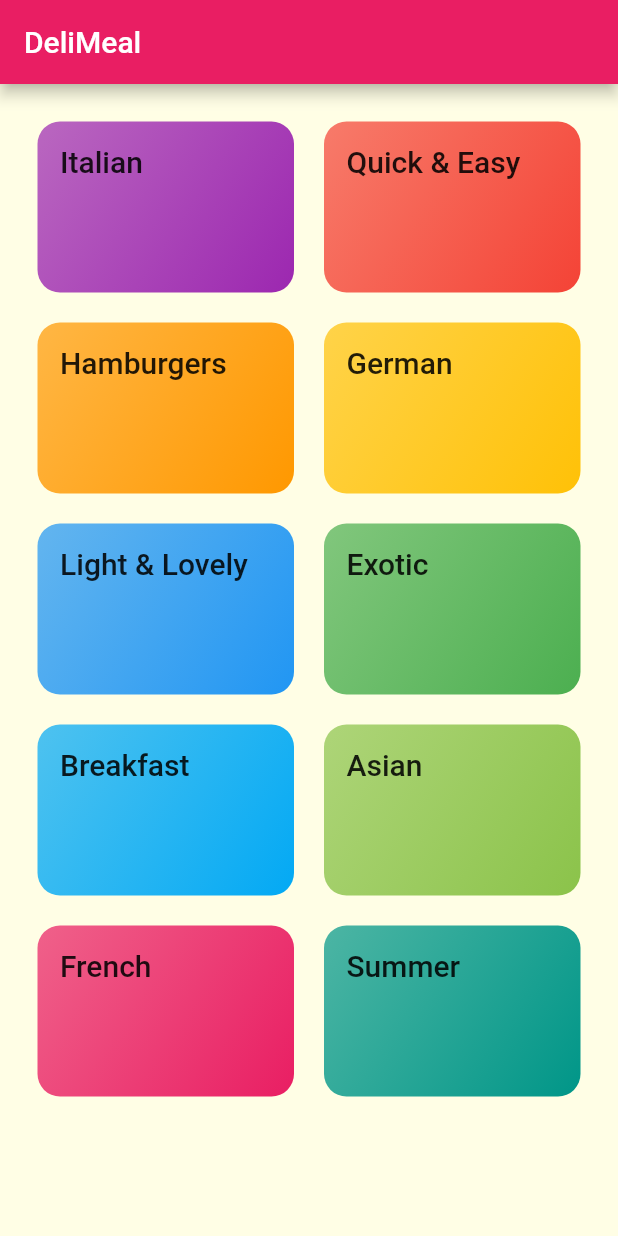
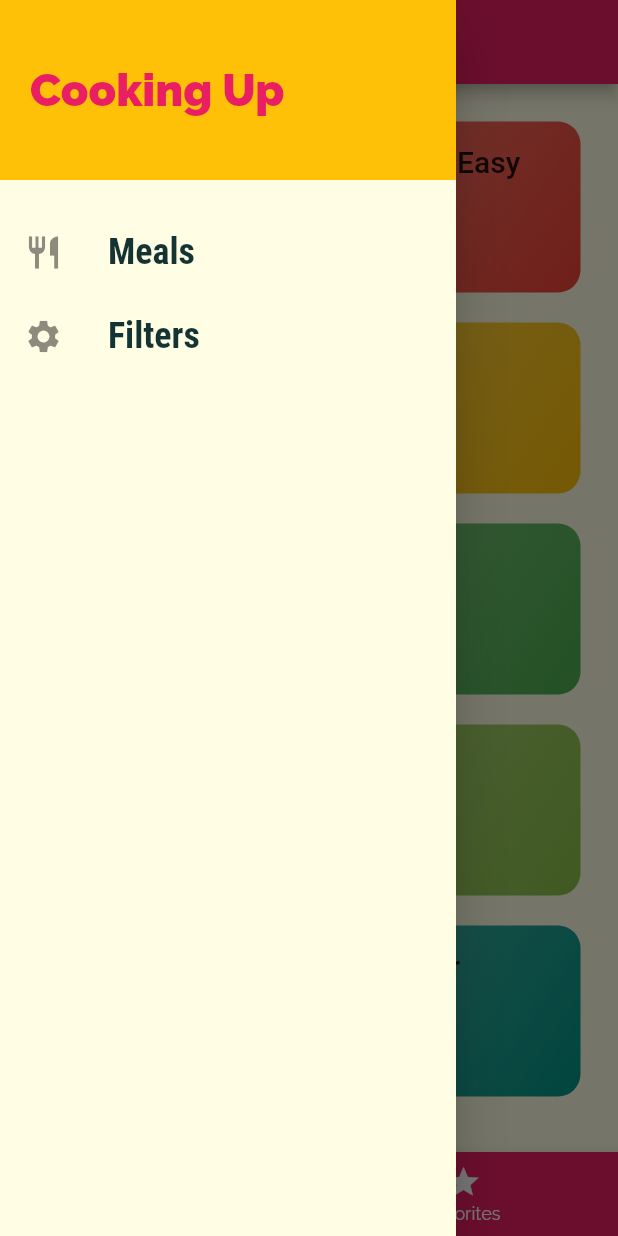
Before and after one commit to Tidbit0519/flutter-MealApp, a Flutter app: the screen it shows after launch, with the side drawer open (before the commit the screen has no drawer), on a phone screen of 412 x 824 dp. Run offline on Flutter 3.47's test engine with Material 2 defaults, Android fonts, the phone set to English and light mode, and no system bars.

Commit message:
Added tab navigation and side menu drawer

```diff
--- a/lib/main.dart
+++ b/lib/main.dart
@@ -1,8 +1,10 @@
 import 'package:flutter/material.dart';
+import 'package:meals_app/screen/filters_screen.dart';
 import 'package:meals_app/screen/meal_detail_screen.dart';
+import 'package:meals_app/screen/tabs_screen.dart';
 import './screen/category_meals_screen.dart';
 import './screen/categories_screen.dart';
-import './screen/meal_detail_screen.dart';
+import './screen/filters_screen.dart';
 
 void main() => runApp(MyApp());
 
@@ -31,9 +33,10 @@ class MyApp extends StatelessWidget {
       ),
       initialRoute: '/',
       routes: {
-        '/': (ctx) => CategoriesScreen(),
+        '/': (ctx) => TabsScreen(),
         CategoryMealsScreen.routeName: (ctx) => CategoryMealsScreen(),
         MealDetailScreen.routeName: (ctx) => MealDetailScreen(),
+        FiltersScreen.routeName:(ctx) => FiltersScreen(),
       },
       onGenerateRoute: (settings) {
         print(settings.arguments);
--- a/lib/screen/categories_screen.dart
+++ b/lib/screen/categories_screen.dart
@@ -5,11 +5,7 @@ import '../widgets/category_item.dart';
 class CategoriesScreen extends StatelessWidget {
   @override
   Widget build(BuildContext context) {
-    return Scaffold(
-      appBar: AppBar(
-        title: const Text('DeliMeal'),
-      ),
-      body: GridView(
+    return GridView(
       padding: const EdgeInsets.all(25),
       children: DUMMY_CATEGORIES
           .map((catData) => CategoryItem(
@@ -24,7 +20,6 @@ class CategoriesScreen extends StatelessWidget {
         crossAxisSpacing: 20,
         mainAxisSpacing: 20,
       ),
-      ),
     );
   }
 }
--- /dev/null
+++ b/lib/screen/favorites_screen.dart
@@ -0,0 +1,8 @@
+import 'package:flutter/material.dart';
+
+class FavoritesScreen extends StatelessWidget {
+  @override
+  Widget build(BuildContext context) {
+    return Text("The Favorites Meal");
+  }
+}
--- /dev/null
+++ b/lib/screen/filters_screen.dart
@@ -0,0 +1,10 @@
+import 'package:flutter/material.dart';
+
+class FiltersScreen extends StatelessWidget {
+  static const routeName = '/filters';
+
+  @override
+  Widget build(BuildContext context) {
+    return Center(child: Text('Filters!'),);
+  }
+}
--- a/lib/screen/tabs_screen.dart
+++ b/lib/screen/tabs_screen.dart
@@ -1,4 +1,7 @@
 import 'package:flutter/material.dart';
+import '../widgets/main_drawer.dart';
+import './favorites_screen.dart';
+import './categories_screen.dart';
 
 class TabsScreen extends StatefulWidget {
   const TabsScreen({Key key}) : super(key: key);
@@ -8,29 +11,52 @@ class TabsScreen extends StatefulWidget {
 }
 
 class _MyWidgetState extends State<TabsScreen> {
+  final List<Map<String, Object>> _pages = [
+    {
+      'page': CategoriesScreen(),
+      'title': 'Categories',
+    },
+    {
+      'page': FavoritesScreen(),
+      'title': 'Favorites',
+    }
+  ];
+
+  int _selectedPageIndex = 0;
+
+  void _selectPage(int index) {
+    setState(() {
+      _selectedPageIndex = index;
+    });
+  }
+
   @override
   Widget build(BuildContext context) {
-    return DefaultTabController(
-      length: 2,
-      child: Scaffold(
-        appBar: AppBar(
-          title: Text('Meals'),
-          bottom: TabBar(
-            tabs: <Widget>[
-              Tab(
-                  icon: Icon(
-                    Icons.category,
-                  ),
-                  text: 'Categories'),
-              Tab(
-                icon: Icon(
-                  Icons.star,
-                ),
-                text: 'Favorites',
-              )
-            ],
+    return Scaffold(
+      appBar: AppBar(
+        title: Text(_pages[_selectedPageIndex]['title']),
+      ),
+      drawer: MainDrawer(),
+      body: _pages[_selectedPageIndex]['page'],
+      bottomNavigationBar: BottomNavigationBar(
+        onTap: _selectPage,
+        backgroundColor: Theme.of(context).colorScheme.primary,
+        unselectedItemColor: Colors.white,
+        selectedItemColor: Theme.of(context).colorScheme.secondary,
+        currentIndex: _selectedPageIndex,
+        // type: BottomNavigationBarType.shifting,
+        items: [
+          BottomNavigationBarItem(
+            backgroundColor: Theme.of(context).colorScheme.primary,
+            icon: Icon(Icons.category),
+            label: 'Categories',
           ),
-        ),
+          BottomNavigationBarItem(
+            backgroundColor: Theme.of(context).colorScheme.primary,
+            icon: Icon(Icons.star),
+            label: 'Favorites',
+          ),
+        ],
       ),
     );
   }
--- /dev/null
+++ b/lib/widgets/main_drawer.dart
@@ -0,0 +1,55 @@
+import 'package:flutter/material.dart';
+import '../screen/filters_screen.dart';
+
+class MainDrawer extends StatelessWidget {
+  Widget buildListTile(String title, IconData icon, Function tapHandlder) {
+    return ListTile(
+      leading: Icon(
+        icon,
+        size: 26,
+      ),
+      title: Text(
+        title,
+        style: TextStyle(
+            fontFamily: 'RobotoCondensed',
+            fontSize: 24,
+            fontWeight: FontWeight.bold),
+      ),
+      onTap: tapHandlder,
+    );
+  }
+
+  @override
+  Widget build(BuildContext context) {
+    return Drawer(
+      child: Column(
+        children: <Widget>[
+          Container(
+            height: 120,
+            width: double.infinity,
+            padding: EdgeInsets.all(20),
+            alignment: Alignment.centerLeft,
+            color: Theme.of(context).colorScheme.secondary,
+            child: Text(
+              'Cooking Up',
+              style: TextStyle(
+                fontWeight: FontWeight.w900,
+                fontSize: 30,
+                color: Theme.of(context).colorScheme.primary,
+              ),
+            ),
+          ),
+          SizedBox(
+            height: 20,
+          ),
+          buildListTile('Meals', Icons.restaurant, () {
+            Navigator.of(context).pushNamed('/');
+          }),
+          buildListTile('Filters', Icons.settings, () {
+            Navigator.of(context).pushNamed(FiltersScreen.routeName);
+          }),
+        ],
+      ),
+    );
+  }
+}
```
Lines whose indentation alone changed are shown as unchanged.
